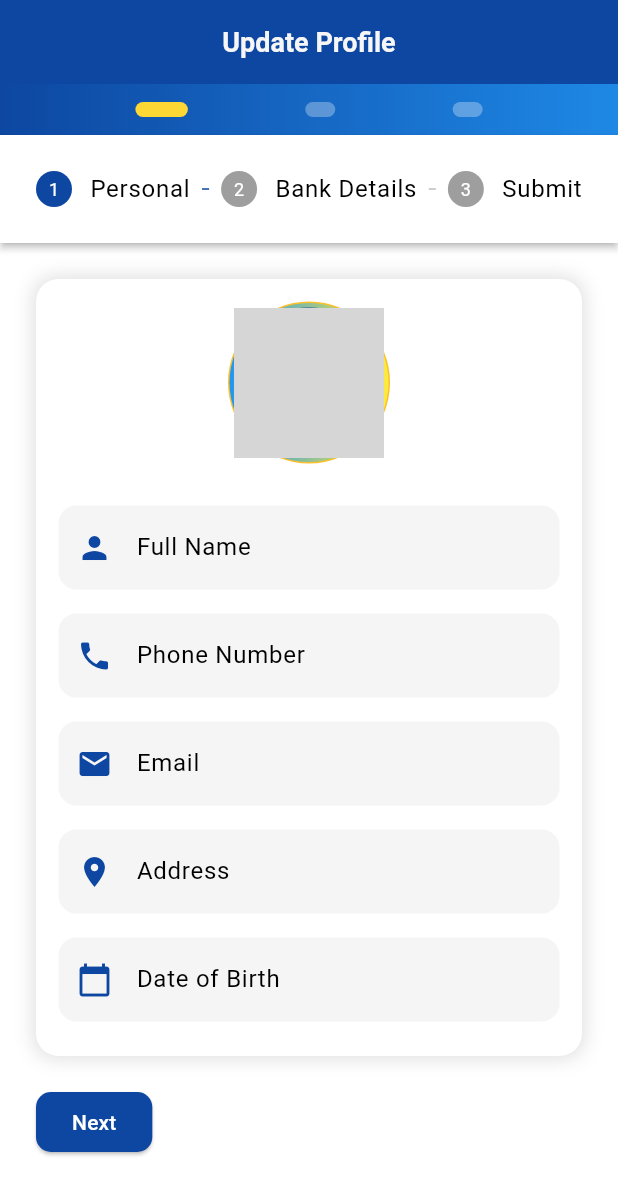
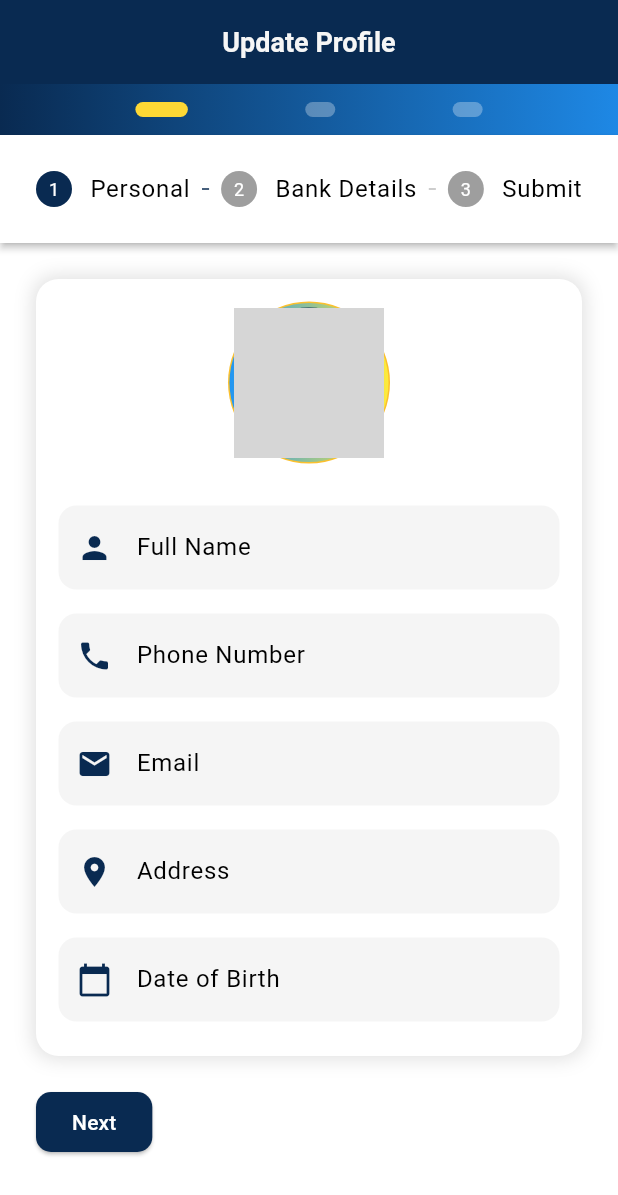
Before and after one commit to princeGithub999/Tripto-Driver, a Flutter app: the ProfileUpdate screen opened directly, on a phone screen of 412 x 824 dp. Shown: the top 1195 px of the screen. Run offline on Flutter 3.47's test engine with Material 3 defaults, Android fonts, the phone set to English and light mode, and no system bars; our stand-ins replace cloud_firestore, firebase_auth, firebase_core, firebase_database, firebase_messaging, firebase_storage and 13 more; missing offline and left inert: flutter_polyline_points; accounts and stored records are empty; grey boxes are pictures that could not be loaded.

Commit message:
add some code

```diff
--- a/lib/view/screen/profile_details_screen/profile_screen.dart
+++ b/lib/view/screen/profile_details_screen/profile_screen.dart
@@ -1,5 +1,6 @@
 import 'package:flutter/material.dart';
 import 'package:provider/provider.dart';
+import 'package:tripto_driver/utils/constants/colors.dart';
 import 'package:tripto_driver/utils/validator/validation.dart';
 import 'package:tripto_driver/view_model/provider/from_provider/licence_provider.dart';
 
@@ -13,6 +14,8 @@ class ProfileUpdate extends StatefulWidget {
 
 class _ProfileUpdateState extends State<ProfileUpdate> {
   int _currentStep = 0;
+  final GlobalKey<FormState> _personalInfoKey = GlobalKey<FormState>();
+  final GlobalKey<FormState> _bankDetailsKey = GlobalKey<FormState>();
 
   @override
   Widget build(BuildContext context) {
@@ -21,12 +24,8 @@ class _ProfileUpdateState extends State<ProfileUpdate> {
     return Scaffold(
       appBar: AppBar(
         title: const Text('Update Profile'),
-        backgroundColor: Colors.blue.shade900,
+        backgroundColor: AppColors.blue900,
         centerTitle: true,
-        // elevation: 5,
-        // shape: const RoundedRectangleBorder(
-        //   borderRadius: BorderRadius.vertical(bottom: Radius.circular(20)),
-        // ),
       ),
       body: Column(
         children: [
@@ -34,7 +33,7 @@ class _ProfileUpdateState extends State<ProfileUpdate> {
             padding: const EdgeInsets.all(12),
             decoration: BoxDecoration(
               gradient: LinearGradient(
-                colors: [Colors.blue.shade900, Colors.blue.shade600],
+                colors: [AppColors.blue900, Colors.blue.shade600],
               ),
             ),
             child: Row(
@@ -55,23 +54,31 @@ class _ProfileUpdateState extends State<ProfileUpdate> {
           Expanded(
             child: Theme(
               data: ThemeData(
-          colorScheme: ColorScheme.light(primary: Colors.blue.shade900),
+                colorScheme: ColorScheme.light(primary: AppColors.blue900),
               ),
               child: Stepper(
                 type: StepperType.horizontal,
                 currentStep: _currentStep,
                 onStepContinue: () {
-                  if (_currentStep < 2) {
+                  if (_currentStep == 0) {
+                    if (_personalInfoKey.currentState!.validate()) {
                       setState(() {
                         _currentStep += 1;
                       });
                     } else {
-                    if (formProvider.formKey2.currentState!.validate()) {
+                      formProvider.setErrorMessage('Please fill out all required fields.');
+                    }
+                  } else if (_currentStep == 1) {
+                    if (_bankDetailsKey.currentState!.validate()) {
+                      setState(() {
+                        _currentStep += 1;
+                      });
+                    } else {
+                      formProvider.setErrorMessage('Please fill out all required fields for Bank Details.');
+                    }
+                  } else if (_currentStep == 2) {
                     formProvider.setErrorMessage('');
                     Navigator.pop(context);
-                    } else {
-                      formProvider.setErrorMessage('Please fix the errors above');
-                    }
                   }
                 },
                 onStepCancel: () {
@@ -104,7 +111,7 @@ class _ProfileUpdateState extends State<ProfileUpdate> {
                         ElevatedButton(
                           onPressed: details.onStepContinue,
                           style: ElevatedButton.styleFrom(
-                            backgroundColor: Colors.blue.shade900,
+                            backgroundColor: AppColors.blue900,
                             shape: RoundedRectangleBorder(
                               borderRadius: BorderRadius.circular(10),
                             ),
@@ -123,7 +130,7 @@ class _ProfileUpdateState extends State<ProfileUpdate> {
                     title: const Text("Personal"),
                     content: _buildStepCard(
                       child: Form(
-                        key: formProvider.formKey2,
+                        key: _personalInfoKey,
                         child: Column(
                           children: [
                             Center(
@@ -185,6 +192,8 @@ class _ProfileUpdateState extends State<ProfileUpdate> {
                   Step(
                     title: const Text("Bank Details"),
                     content: _buildStepCard(
+                      child: Form(
+                        key: _bankDetailsKey,
                         child: Column(
                           children: [
                             _buildCustomTextField('Bank Name', formProvider.driverBankName, Icons.account_balance,
@@ -196,6 +205,7 @@ class _ProfileUpdateState extends State<ProfileUpdate> {
                             _buildCustomTextField('UPI ID', formProvider.driverUPIID, Icons.qr_code,
                                 validator: Validation.validateUPI),
                           ],
+                        ),
                       ),
                     ),
                     isActive: _currentStep >= 1,
@@ -212,16 +222,11 @@ class _ProfileUpdateState extends State<ProfileUpdate> {
                           const SizedBox(height: 20),
                           ElevatedButton(
                             onPressed: () {
-                              if (formProvider.formKey2.currentState!.validate()) {
-                                formProvider.setErrorMessage('');
                               Navigator.pop(context);
-                              } else {
-                                formProvider.setErrorMessage('Please fix the errors above');
-                              }
                             },
                             style: ElevatedButton.styleFrom(
                               minimumSize: const Size(double.infinity, 50),
-                              backgroundColor: Colors.blue.shade900,
+                              backgroundColor: AppColors.blue900,
                               shape: RoundedRectangleBorder(
                                 borderRadius: BorderRadius.circular(10),
                               ),
@@ -268,7 +273,7 @@ class _ProfileUpdateState extends State<ProfileUpdate> {
         controller: controller,
         validator: validator,
         decoration: InputDecoration(
-          prefixIcon: Icon(icon, color: Colors.blue.shade900),
+          prefixIcon: Icon(icon, color: AppColors.blue900),
           hintText: hint,
           filled: true,
           fillColor: Colors.grey.shade100,
```
Lines whose indentation alone changed are shown as unchanged.
